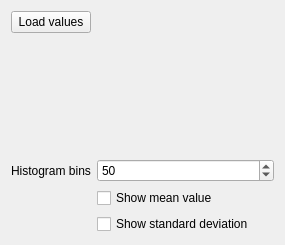
Qt form src/ui/qgshistogramwidgetbase.ui (qgis/QGIS) before a commit.
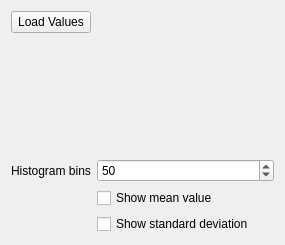
The same form after that commit. Custom widgets are drawn as their Qt base class.

Diff of the .ui file:
```diff
--- a/src/ui/qgshistogramwidgetbase.ui
+++ b/src/ui/qgshistogramwidgetbase.ui
@@ -34,7 +34,7 @@
      <item>
       <widget class="QPushButton" name="mLoadValuesButton">
        <property name="text">
-        <string>Load values</string>
+        <string>Load Values</string>
        </property>
       </widget>
      </item>
```
